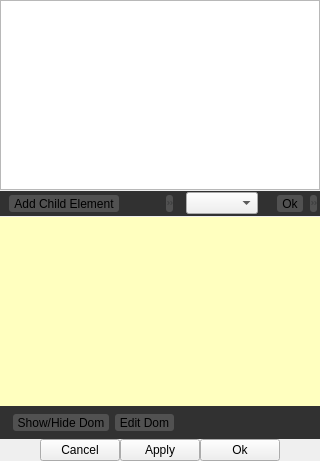
The window that source/DataCollector/datacollector.ui (archTk/arch-ne) describes before a commit, drawn with Qt 5.
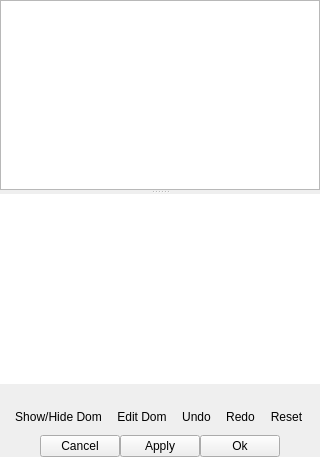
The same window after the commit. Icons and pictures are not drawn.

The edit to the form file:
```diff
--- a/source/DataCollector/datacollector.ui
+++ b/source/DataCollector/datacollector.ui
@@ -2,32 +2,6 @@
 <ui version="4.0">
 <class>DataCollector</class>
 <widget class="QWidget" name="DataCollector">
-<property name="styleSheet">
-<string notr="true">
-QWidget#DataCollector {margin:0;padding:0;border: 0px solid #ffffff;}
-QToolButton { 
-     border: 0px solid #515151;
-     border-radius: 3px;
-     background-color: #515151;
-     margin-left: 5px;
-}
-QToolButton:hover {background-color: #919191;}
-QToolButton:pressed {background-color: #fafafa;}
-QToolButton:checked {background-color: #bababa;}
-QSplitter::handle:vertical{height: 1px;border:0px solid #515151;}
-QSplitter {border:0px solid transparent;}
-QFrame#domStatusFrame,QFrame#middleToolbarFrame {
-     background-color: #313131;
-     margin:0px;padding:0px;border:0px solid transparent;height:40px;
-}
-QPlainTextEdit {color:#000000;border 0px solid transparent;margin:0;padding:0;background-color:#ffffbf}
-QTreeView#treeView{border:0px solid #ffffff,background-color:#ffa000;}
-QToolBar {min-height:33px;border: 0px solid #515151;margin-left:5px;}
-QLabel {border-radius: 3px;border:0px solid #515151}
-QPushButton {border-radius:5px;min-width:80px;border:1px solid #515151;}
-QComboBox {font:10px;backgroun-color:#ffffff;margin-left:30px;margin-right:10px}
-</string>
-</property>
 	<layout class="QVBoxLayout" name="vboxLayout">
 		<property name="margin"><number>0</number></property>
 		<property name="spacing"><number>0</number></property>
@@ -43,43 +17,22 @@
 				<property name="animated"><bool>false</bool></property>
 				<property name="allColumnsShowFocus"><bool>true</bool></property>
 				</widget>
-				<widget class="QFrame" name="middleToolbarFrame">
-                                <property name="frameShape"><enum>QFrame::NoFrame</enum></property>
-				<property name="maximumHeight"><number>40</number></property>
-				<property name="minimumHeight"><number>40</number></property>
-                        	<layout class="QHBoxLayout" name="midToolbarLayout">
-				<property name="spacing"><number>10</number></property>
-				<property name="margin"><number>0</number></property>
-				<item>
-					<widget class="QToolBar" name="treeToolBar">
-					<addaction name="actionAddChild"/>
-					<addaction name="actionRemoveElement"/>
-					<addaction name="actionUndo"/>
-					<addaction name="actionRedo"/>
-					<addaction name="actionReset"/>
-					</widget>
-				</item>
-				<item>
-					<widget class="QComboBox" name="mainComboBox" >
-					<property name="maximumHeight"><number>32</number></property>
-					</widget>
-				</item>
-				<item>
-					<widget class="QToolBar" name="comboToolBar">
-					<property name="maximumWidth" ><number>100</number></property>
-					<addaction name="actionOkCombo"/>
-					<addaction name="actionCancelCombo"/>
-					</widget>
-				</item>
-                                </layout>
-                                </widget>
 				<widget class="QPlainTextEdit" name="workingDomText">
                                 <property name="frameShape"><enum>QFrame::NoFrame</enum></property>
 				</widget>
 			</widget>
    		</item>
 		<item>
-			<widget class="QFrame" name="domStatusFrame">
+                       	<widget class="QLabel" name="detailStatusLabel">
+			<property name="frameShape"><enum>QFrame::NoFrame</enum></property>
+			<property name="maximumHeight"><number>30</number></property>
+			<property name="minimumHeight"><number>30</number></property>
+			<property name="text"><string/></property>
+			<property name="wordWrap"><bool>true</bool></property>
+			</widget>
+		</item>
+		<item>
+			<widget class="QFrame" name="toolbarFrame">
 				<property name="maximumHeight"><number>40</number></property>
 				<property name="minimumHeight"><number>40</number></property>
                                 <property name="frameShape"><enum>QFrame::NoFrame</enum></property>
@@ -91,12 +44,9 @@
 			<property name="maximumWidth" ><number>90</number></property>
 			<addaction name="actionShowDom"/>
 			<addaction name="actionEditDom"/>
-			</widget>
-                        </item>
-			<item>
-			<widget class="QLabel" name="domStatusLabel">
-			<property name="text"><string/></property>
-			<property name="wordWrap"><bool>true</bool></property>
+			<addaction name="actionUndo"/>
+			<addaction name="actionRedo"/>
+			<addaction name="actionReset"/>
 			</widget>
                         </item>
                         </layout>
```
Left out of the diff: 7 changed lines with no effect on the pictures.
